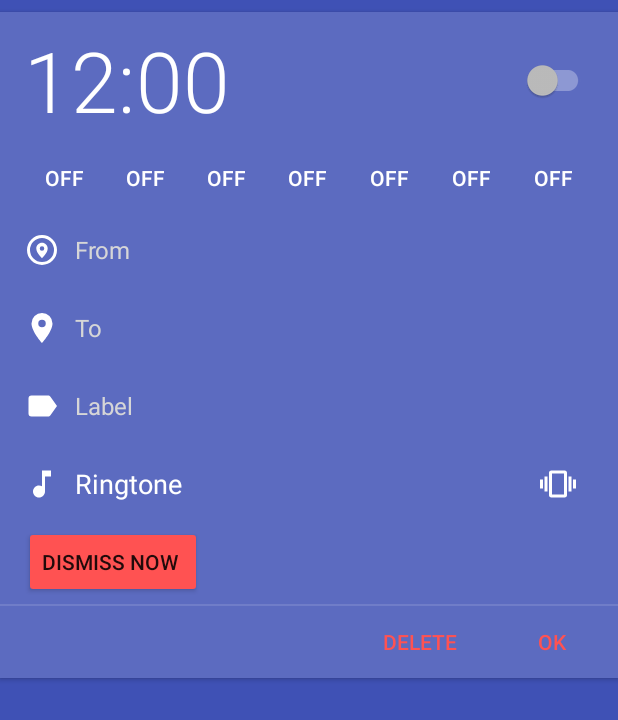
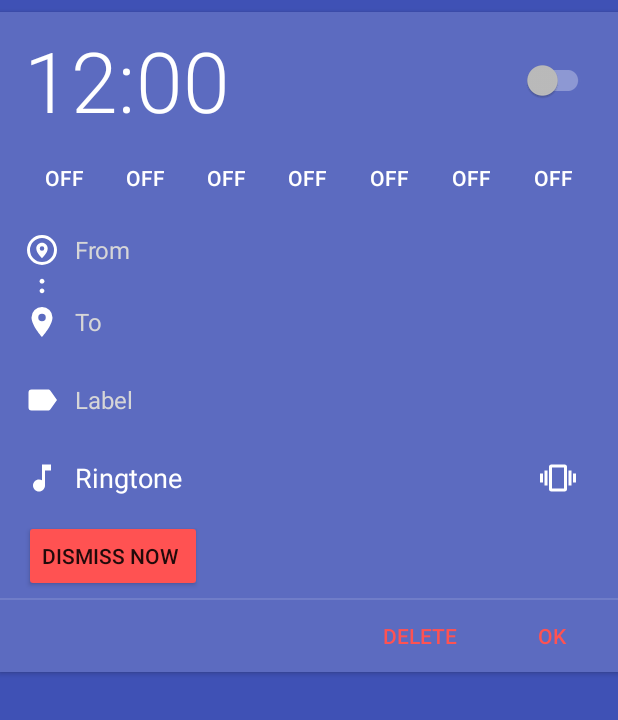
Before and after one commit to haayhappen/ClockPlus, an Android app: the layout item_expanded_alarm.xml on its own in the app's theme, with its tools: preview values and no code run, on a phone screen of 412 x 824 dp. Shown: the top 720 px of the screen. Run offline under Robolectric (Android 15) with nearby library versions, the phone set to English and light mode, and no system bars.

Commit message:
edit location TextViews again, add separator

```diff
--- a/app/src/main/res/drawable/drawing.xml
+++ b/app/src/main/res/drawable/ic_from_to_separator.xml
@@ -7,11 +7,7 @@
 
     <group
             android:translateY="-1028.3622">
-        <path
-            android:fillColor="#9d7751"
-            android:fillAlpha="0"
-            android:strokeWidth="1"
-            android:pathData="M 0 1028.3622 H 24.000002 V 1052.362202 H 0 V 1028.3622 Z" />
+
         <path
             android:fillColor="#ffffff"
             android:strokeWidth="1"
--- a/app/src/main/res/layout/item_expanded_alarm.xml
+++ b/app/src/main/res/layout/item_expanded_alarm.xml
@@ -88,29 +88,47 @@
 
             </LinearLayout>
 
+            <RelativeLayout
+                android:layout_width="match_parent"
+                android:layout_height="wrap_content"
+                android:layout_marginBottom="@dimen/item_margin_between_elements">
+
+                <ImageView
+                    android:layout_width="wrap_content"
+                    android:layout_height="wrap_content"
+                    android:background="@drawable/ic_from_to_separator"
+                    android:layout_centerVertical="true"/>
+
+                <LinearLayout
+                    android:layout_width="match_parent"
+                    android:layout_height="wrap_content"
+                    android:orientation="vertical">
+
                     <TextView
                         android:id="@+id/from"
                         style="@style/BaseLabel"
-                android:hint="@string/from"
                         android:layout_width="match_parent"
                         android:layout_height="@dimen/label_height"
-                android:layout_marginBottom="@dimen/item_margin_between_elements"
                         android:background="?android:attr/selectableItemBackground"
                         android:drawablePadding="@dimen/text_compound_drawable_padding"
                         android:drawableStart="@drawable/ic_map_marker_circle"
-                android:gravity="center_vertical" />
+                        android:gravity="center_vertical"
+                        android:hint="@string/from" />
 
                     <TextView
                         android:id="@+id/to"
                         style="@style/BaseLabel"
-                android:hint="@string/to"
                         android:layout_width="match_parent"
                         android:layout_height="@dimen/label_height"
-                android:layout_marginBottom="@dimen/item_margin_between_elements"
                         android:background="?android:attr/selectableItemBackground"
                         android:drawablePadding="@dimen/text_compound_drawable_padding"
                         android:drawableStart="@drawable/ic_map_marker"
-                android:gravity="center_vertical" />
+                        android:gravity="center_vertical"
+                        android:hint="@string/to" />
+
+                </LinearLayout>
+            </RelativeLayout>
+
 
             <TextView
                 android:id="@+id/label"
```
Lines whose indentation alone changed are shown as unchanged.
